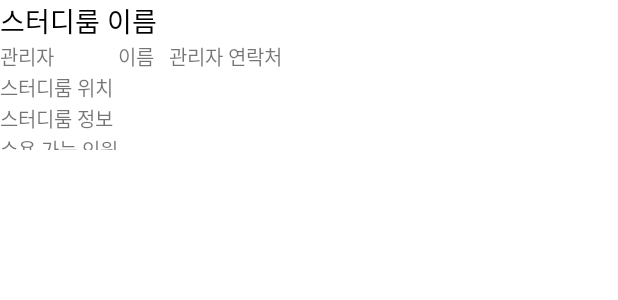
After one commit to bfmeef/moyomoyo, an Android app: the layout list_study_room.xml on its own in the app's theme, with its tools: preview values and no code run, on a phone screen of 412 x 824 dp. The commit adds this screen. Shown: the top 300 px of the screen. Run offline under Robolectric (Android 15) with nearby library versions, the phone set to English and light mode, and no system bars.

Commit message:
feat: 스터디룸 목록 리사이클 뷰 구현

```diff
--- a/app/src/main/res/layout/activity_main.xml
+++ b/app/src/main/res/layout/activity_main.xml
@@ -28,10 +28,9 @@
 
             <!-- QR 코드 스캔 버튼 -->
             <ImageButton
-                android:id="@+id/iBtnQrScanner"
+                android:id="@+id/i_btn_qr_scanner"
                 android:layout_width="50dp"
                 android:layout_height="50dp"
-                android:layout_margin="5dp"
                 android:padding="5dp"
                 android:backgroundTint="#00FFFFFF"
                 android:src="@drawable/qrscan"
@@ -39,10 +38,9 @@
                 android:scaleType="fitCenter"/>
 
             <ImageButton
-                android:id="@+id/iBtnProfile"
+                android:id="@+id/i_btn_profile"
                 android:layout_width="50dp"
                 android:layout_height="50dp"
-                android:layout_margin="5dp"
                 android:padding="5dp"
                 android:backgroundTint="#00FFFFFF"
                 android:src="@drawable/ic_baseline_face_24"
--- /dev/null
+++ b/app/src/main/res/layout/list_study_room.xml
@@ -0,0 +1,74 @@
+<?xml version="1.0" encoding="utf-8"?>
+<LinearLayout
+    xmlns:android="http://schemas.android.com/apk/res/android"
+    android:layout_width="match_parent"
+    android:layout_height="100dp"
+    android:orientation="horizontal"
+    android:id="@+id/list_study_room">
+
+    <TableLayout
+        android:layout_width="wrap_content"
+        android:layout_height="wrap_content"
+        android:layout_weight="1">
+
+        <TextView
+            android:id="@+id/tv_study_room_name"
+            android:layout_width="wrap_content"
+            android:layout_height="match_parent"
+            android:textColor="@color/black"
+            android:text="스터디룸 이름"
+            android:textSize="18sp"/>
+
+        <TableRow>
+            <TextView
+                android:layout_width="10dp"
+                android:layout_height="match_parent"
+                android:textSize="13sp"
+                android:text="관리자"/>
+
+            <TextView
+                android:id="@+id/tv_study_room_manager"
+                android:layout_width="wrap_content"
+                android:layout_height="match_parent"
+                android:textSize="13sp"
+                android:text="이름"/>
+
+            <TextView
+                android:id="@+id/tv_study_room_contact"
+                android:layout_width="wrap_content"
+                android:layout_height="match_parent"
+                android:layout_marginLeft="10dp"
+                android:textSize="13sp"
+                android:text="관리자 연락처"/>
+
+        </TableRow>
+        <TableRow>
+            <TextView
+                android:id="@+id/tv_study_room_location"
+                android:layout_width="wrap_content"
+                android:layout_height="match_parent"
+                android:textSize="13sp"
+                android:text="스터디룸 위치"/>
+        </TableRow>
+        <TableRow>
+            <TextView
+                android:id="@+id/tv_study_room_info"
+                android:layout_width="wrap_content"
+                android:layout_height="match_parent"
+                android:textSize="13sp"
+                android:text="스터디룸 정보"/>
+
+        </TableRow>
+        <TableRow>
+
+            <TextView
+                android:id="@+id/tv_study_room_capacity"
+                android:layout_width="wrap_content"
+                android:layout_height="match_parent"
+                android:textSize="13sp"
+                android:text="수용 가능 인원"/>
+
+        </TableRow>
+
+    </TableLayout>
+</LinearLayout>
```
Also changed, not shown: app/src/main/java/com/example/moyomoyo/MainActivity.java (+25 -0 lines), app/src/main/java/com/example/moyomoyo/MainMenuStudyRoom.java (+19 -0 lines), app/src/main/java/com/example/moyomoyo/studyroom/StudyRoomDTO.java (added, +67 -0 lines), app/src/main/java/com/example/moyomoyo/studyroom/StudyRoomListAdapter.java (added, +98 -0 lines), app/src/main/res/layout/fragment_main_menu_study_room.xml (+4 -4 lines).
